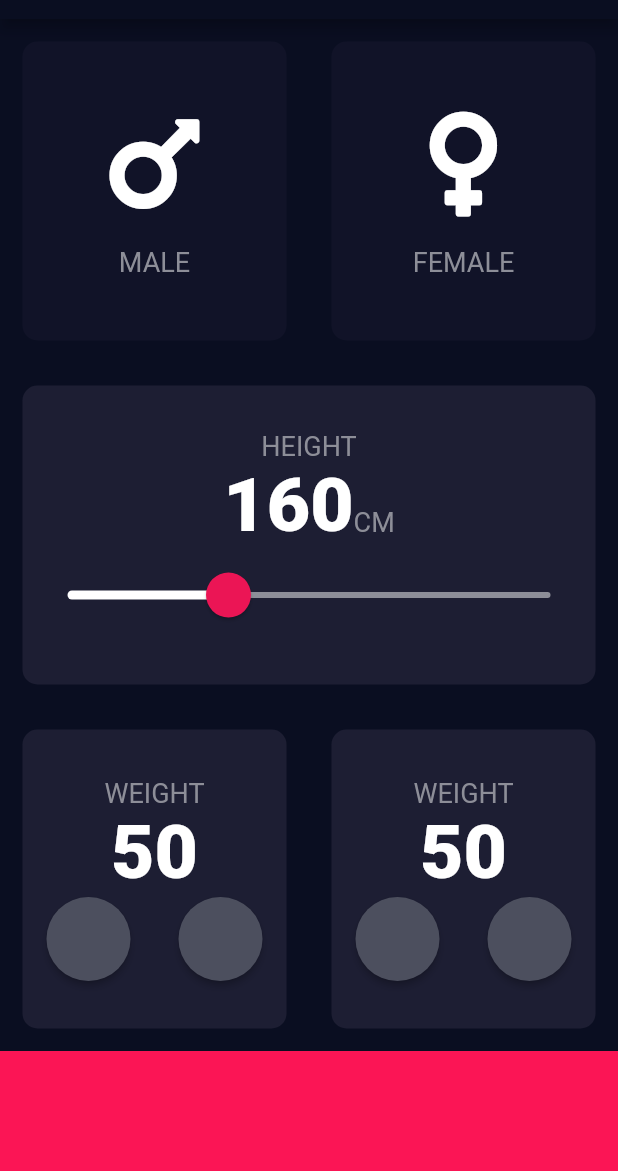
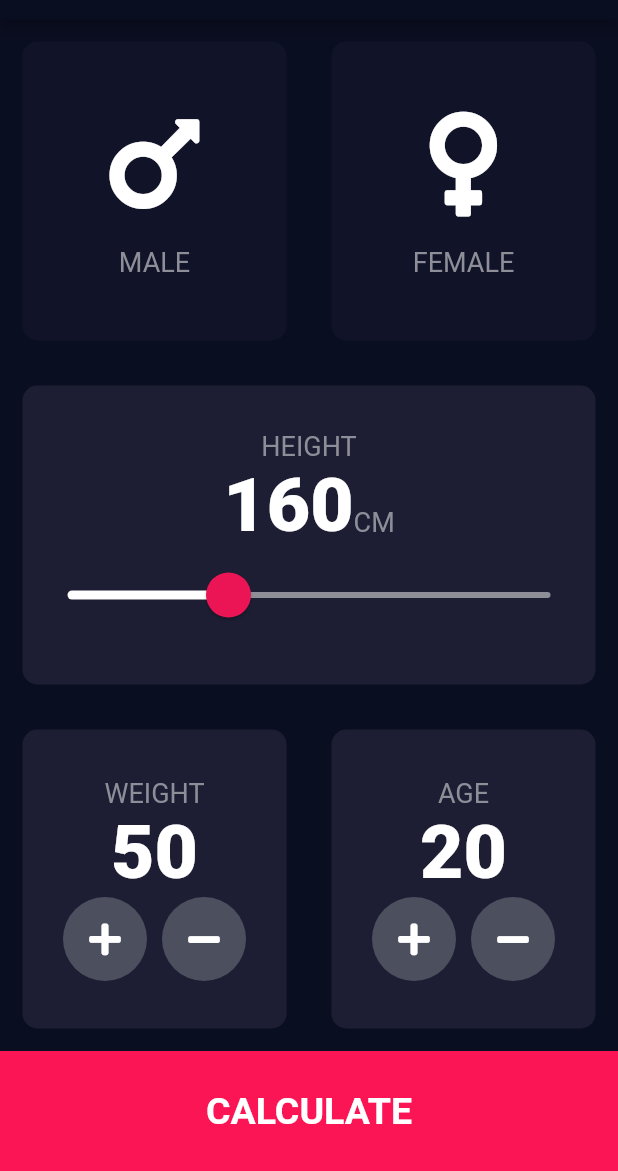
Before and after one commit to ToushikBanik123/my_bmi_calculator, a Flutter app: the screen it shows after launch, on a phone screen of 412 x 824 dp, the part 65-1236 px from its top. Run offline on Flutter 3.47's test engine with Material 2 defaults, Android fonts, the phone set to English and light mode, and no system bars; our stand-ins replace font_awesome_flutter.

Commit message:
2nd page layout compleated

```diff
--- a/lib/constants.dart
+++ b/lib/constants.dart
@@ -8,7 +8,8 @@ const kinactiveCardColour = Color(0xFF111328);
 const kappBarColor = Color(0xFF0A0E21);
 const kminSliderHight = 120.0;
 const kmaxSliderHight = 240.0;
-
+const kbuttonHeight = 80.0;
+const kbuttonColor = Color(0xFFFB1555);
 
 
 const ktextStyle =  TextStyle(
@@ -21,3 +22,8 @@ const kNumberTextStyle = TextStyle(
   fontSize: 50.0,
   fontWeight: FontWeight.w900,
 );
+
+const kLargButtonTextStyle = TextStyle(
+  fontWeight: FontWeight.bold,
+  fontSize: 25.0,
+);
--- a/lib/input_page.dart
+++ b/lib/input_page.dart
@@ -3,8 +3,8 @@ import 'package:flutter/material.dart';
 import 'mycards.dart';
 import 'iconContent.dart';
 import 'mybutton.dart';
+import 'results_page.dart';
 import 'constants.dart';
-
 
 
 enum Gender{
@@ -23,7 +23,30 @@ class _InputPageState extends State<InputPage> {
 
   Gender selectedGender = Gender.nil;
   int hight = 160;
-  int weight = 50;
+  int _weight = 50;
+  int _age =  20;
+  void _increaseWeight() {
+    setState(() {
+      _weight++;
+    });
+  }
+  void _lossWeight(){
+    setState(() {
+      _weight--;
+    });
+  }
+  void _increasAge(){
+    setState(() {
+      _age++;
+    });
+  }
+
+  void _loosAge(){
+    setState(() {
+      _age--;
+    });
+  }
+
 
   @override
   Widget build(BuildContext context) {
@@ -121,13 +144,19 @@ class _InputPageState extends State<InputPage> {
                     children: [
                       const Text('WEIGHT',
                       style: ktextStyle,),
-                      Text(weight.toString(),
+                      Text('$_weight',
                       style: kNumberTextStyle,),
                       Row(
-                        crossAxisAlignment: CrossAxisAlignment.center,
-                        children: const [
-                          Expanded(child: RoundIconButton()),
-                          Expanded(child: RoundIconButton()),
+                        mainAxisAlignment: MainAxisAlignment.center,
+                        children: [
+                          GestureDetector(
+                            onTap: _increaseWeight,
+                              //SetState in RoundIconButton is not allowed. so i created a Gesture Detector for that.
+                              child: RoundIconButton(icon: FontAwesomeIcons.plus, onTap:(){})),
+                          const SizedBox(width: 10.0,),
+                          GestureDetector(
+                              onTap: _lossWeight,
+                              child: RoundIconButton(icon: FontAwesomeIcons.minus, onTap: (){})),
                         ],
                       ),
                     ],
@@ -139,15 +168,20 @@ class _InputPageState extends State<InputPage> {
                   cardChild: Column(
                     mainAxisAlignment: MainAxisAlignment.center,
                     children: [
-                      const Text('WEIGHT',
+                      const Text('AGE',
                         style: ktextStyle,),
-                      Text(weight.toString(),
+                      Text('$_age',
                         style: kNumberTextStyle,),
                       Row(
-                        crossAxisAlignment: CrossAxisAlignment.center,
-                        children: const [
-                          Expanded(child: RoundIconButton()),
-                          Expanded(child: RoundIconButton()),
+                        mainAxisAlignment: MainAxisAlignment.center,
+                        children: [
+                          GestureDetector(
+                            onTap: _increasAge,
+                              child: RoundIconButton(icon: FontAwesomeIcons.plus, onTap: (){})),
+                          const SizedBox(width: 10.0,),
+                          GestureDetector(
+                            onTap: _loosAge,
+                              child: RoundIconButton(icon: FontAwesomeIcons.minus, onTap: (){})),
                         ],
                       ),
                     ],
@@ -157,7 +191,12 @@ class _InputPageState extends State<InputPage> {
             ],
           ),
           ),
-          const button(),
+            GestureDetector(
+                onTap: (){
+                  Navigator.push(context,
+                    MaterialPageRoute(builder: (context) => ResultPage()),);
+                },
+                child: const button(text: 'CALCULATE'),),
         ],
       ),
     );
@@ -165,14 +204,19 @@ class _InputPageState extends State<InputPage> {
 }
 
 class RoundIconButton extends StatelessWidget {
-  const RoundIconButton({Key? key}) : super(key: key);
 
+  const RoundIconButton({required this.icon , required this.onTap});
+  final IconData icon;
+  final Function onTap;
   @override
   Widget build(BuildContext context) {
     return RawMaterialButton(
-      onPressed: () {  },
+      onPressed: onTap(),
+      child: Icon(icon),
+      elevation: 6.0,
       shape: const CircleBorder(),
       fillColor: const Color(0xFF4C4F5E),
+
       constraints: const BoxConstraints.tightFor(
         width: 56.0,
         height: 56.0,
--- a/lib/main.dart
+++ b/lib/main.dart
@@ -1,5 +1,6 @@
 import 'package:flutter/material.dart';
 import 'input_page.dart';
+import 'results_page.dart';
 
 
 void main() => runApp(BMICalculator());
@@ -13,6 +14,7 @@ class BMICalculator extends StatelessWidget {
         bottomAppBarColor: const Color(0xFF0A0E21),
         scaffoldBackgroundColor: const Color(0xFF0A0E21),
       ),
+      // home is not needed because i used initialRoute
       home: InputPage(),
     );
   }
--- a/lib/mybutton.dart
+++ b/lib/mybutton.dart
@@ -1,20 +1,20 @@
 import 'package:flutter/material.dart';
-const buttonHeight = 80.0;
-const buttonColor = Color(0xFFFB1555);
-
+import 'constants.dart';
 
 
 class button extends StatelessWidget {
   const button({
-    Key? key,
+    Key? key, required this.text
   }) : super(key: key);
-
+  final String text;
   @override
   Widget build(BuildContext context) {
     return Container(
+      child:  Center(child: Text(text,
+      style: kLargButtonTextStyle,)),
       width: double.infinity,
-      height: buttonHeight,
-      color: buttonColor,
+      height: kbuttonHeight,
+      color: kbuttonColor,
     );
   }
 }
```
Also changed, not shown: lib/results_page.dart (added, +68 -0 lines).
